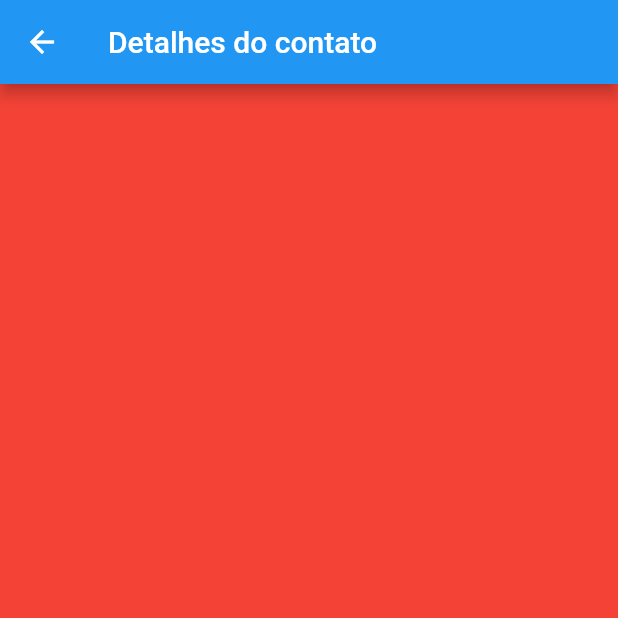
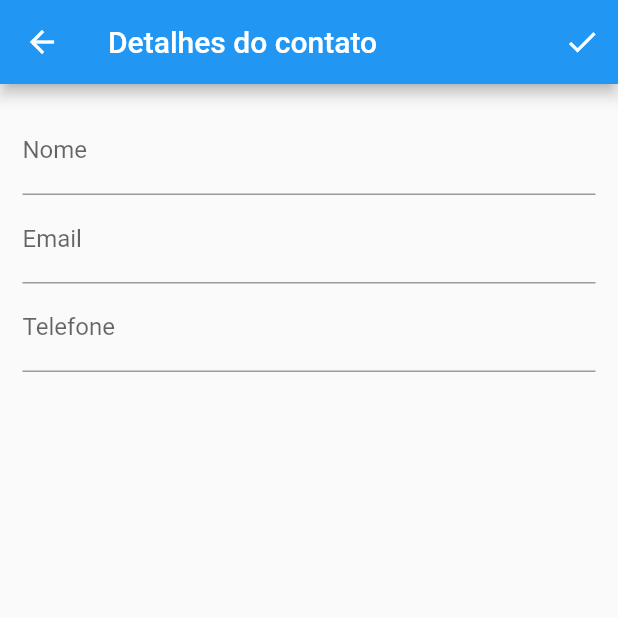
Before and after one commit to israNascimento/flutter-contatos, a Flutter app: the screen it shows after launch, after a tap on the "person add" icon, on a phone screen of 412 x 824 dp, the top half of it. Run offline on Flutter 3.47's test engine with Material 2 defaults, Android fonts, the phone set to English and light mode, and no system bars.

Commit message:
Gerando lista

```diff
--- a/lib/Models/contact.dart
+++ b/lib/Models/contact.dart
@@ -2,5 +2,6 @@ class Contact {
     String name;
     String phone;
     String email;
+
     Contact(this.name, this.phone, this.email);
 }
--- a/lib/Widgets/contactDetail.dart
+++ b/lib/Widgets/contactDetail.dart
@@ -1,13 +1,62 @@
 import 'package:flutter/material.dart';
+import 'package:flutter_contatos/Models/contact.dart';
 
 class Detail extends StatelessWidget {
+    Contact _contact;
+    TextEditingController _controllerName;
+    TextEditingController _controllerEmail;
+    TextEditingController _controllerTel;
+
+    Detail({contact}) {
+        _contact = contact;
+        _controllerName = new TextEditingController(text: _contact?.name ?? "");
+        _controllerEmail = new TextEditingController(text: _contact?.email ?? "");
+        _controllerTel = new TextEditingController(text: _contact?.phone ?? "");
+    }
+
     @override
     Widget build(BuildContext context) {
         return new Scaffold(
-            appBar: new AppBar(title: new Text("Detalhes do contato")),
+            appBar: new AppBar(
+                title: new Text("Detalhes do contato"),
+                actions: <Widget>[
+                    new IconButton(icon: new Icon(Icons.done, color: Colors.white),
+                        onPressed: () => _addContact(),)
+                ],
+            ),
             body: new Container(
-                color: Colors.red,
+                padding: new EdgeInsets.all(15.0),
+                child: new Column(
+                    children: <Widget>[
+                        new TextField(
+                            decoration: new InputDecoration(labelText: "Nome"),
+                            maxLines: 1,
+                            controller: _controllerName
+                        ),
+                        new TextField(
+                            decoration: new InputDecoration(labelText: "Email"),
+                            maxLines: 1,
+                            controller: _controllerEmail
+                        ),
+                        new TextField(
+                            decoration: new InputDecoration(labelText: "Telefone"),
+                            maxLines: 1,
+                            controller: _controllerTel
+                        )
+                    ],
+                ),
             ),
         );
     }
+
+    void _addContact() {
+        if(_contact == null) {
+            _contact = new Contact(_controllerName.text, _controllerName.text, _controllerEmail.text);
+        } else {
+            _contact.name = _controllerName.text;
+            _contact.email = _controllerEmail.text;
+            _contact.phone = _controllerTel.text;
+        }
+        print(_contact.name);
+    }
 }
--- a/lib/Widgets/list.dart
+++ b/lib/Widgets/list.dart
@@ -1,4 +1,6 @@
 import 'package:flutter/material.dart';
+import 'package:flutter_contatos/Models/contact.dart';
+import 'package:flutter_contatos/Widgets/contactDetail.dart';
 
 class ContactList extends StatefulWidget {
     @override
@@ -6,14 +8,14 @@ class ContactList extends StatefulWidget {
 }
 
 class ContactState extends State<ContactList>{
-    List<String> _test = new List<String>();
+    List<Contact> _contacts = new List<Contact>();
 
     ContactState() {
-        _test.add("Hello");
-        _test.add("World!");
-        _test.add("My name");
-        _test.add("Is");
-        _test.add("Israel");
+        _contacts.add(new Contact("Israel", "12345678", "israelnascimento@gmail.com"));
+        _contacts.add(new Contact("Isaac", "542364", "isaac@gmail.com"));
+        _contacts.add(new Contact("Michele", "98521452", "michele.a@gl.com"));
+        _contacts.add(new Contact("Benilson", "9854515", "bene@yahoo.com.br"));
+        _contacts.add(new Contact("Tamires", "12241251", "Tamires@gmail.com"));
     }
 
     @override
@@ -24,19 +26,21 @@ class ContactState extends State<ContactList>{
     Widget contactList() {
         return new Container(
             child: new ListView.builder(
-                itemCount: _test.length,
+                itemCount: _contacts.length,
                 itemBuilder: (context, i) {
-                    return _buildTile(_test[i]);
+                    return _buildTile(_contacts[i]);
                 },
             )
         );
     }
 
-    Widget _buildTile(String element) {
+    Widget _buildTile(Contact element) {
         return new ListTile(
-            title: new Text("$element"),
+            title: new Text("${element.name}"),
             onTap: () {
-                _test.add("Benemiche ${(_test.length)}");
+                Navigator.push(context, new MaterialPageRoute(
+                    builder: (context) => new Detail(contact: element,)
+                ));
             }
         );
     }
--- a/pubspec.yaml
+++ b/pubspec.yaml
@@ -8,7 +8,7 @@ dependencies:
   # The following adds the Cupertino Icons font to your application.
   # Use with the CupertinoIcons class for iOS style icons.
   cupertino_icons: ^0.1.0
-  english_words: ^3.1.0
+  sqflite: '>=0.8.5'
 
 dev_dependencies:
   flutter_test:
```
Also changed, not shown: lib/Infra/connection.dart (added), pubspec.lock.
